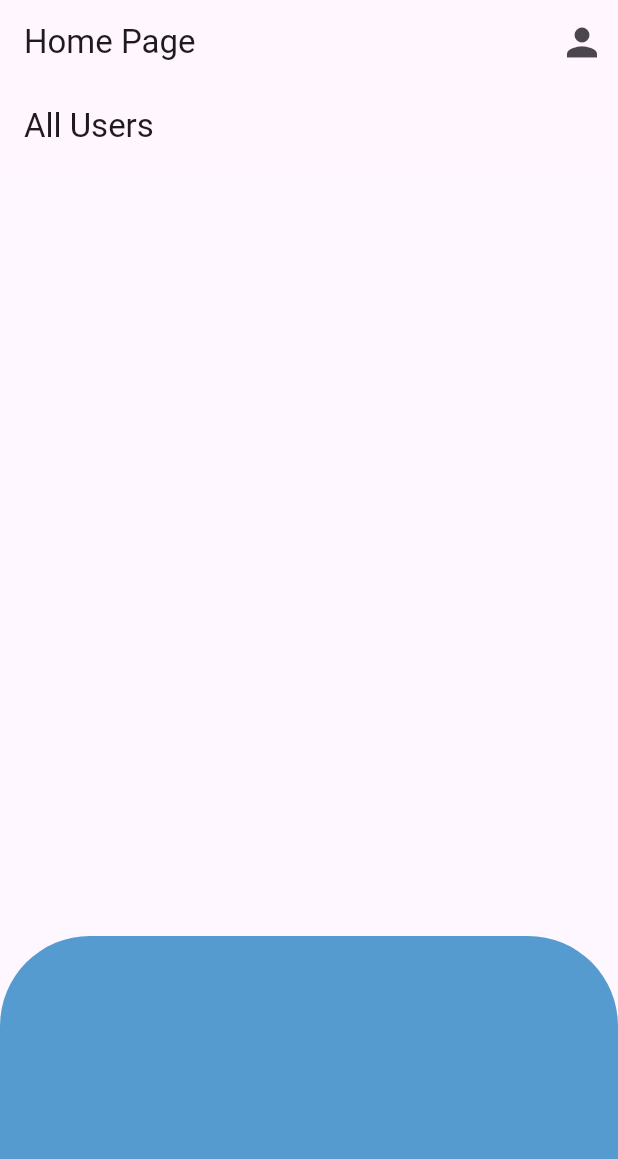
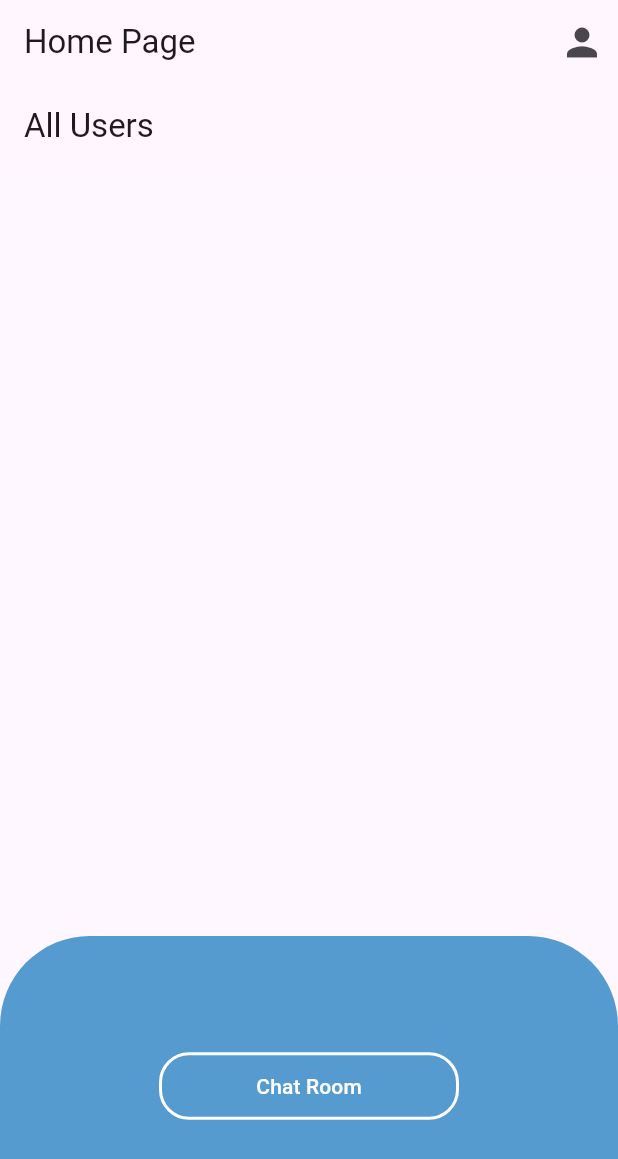
Before and after one commit to YChaoWang/LightWeight_Chat_App, a Flutter app: the screen it shows once a user with an empty profile is signed in, on a phone screen of 412 x 824 dp. Shown: the top 1159 px of the screen. Run offline on Flutter 3.47's test engine with Material 3 defaults, Android fonts, the phone set to English and light mode, and no system bars; our stand-ins replace cloud_firestore, firebase_auth, firebase_core, firebase_storage, image_picker; accounts and stored records are empty.

```diff
--- a/lib/main.dart
+++ b/lib/main.dart
@@ -46,7 +46,7 @@ class App extends StatelessWidget {
           final args =
               ModalRoute.of(ctx)!.settings.arguments as Map<String, dynamic>;
           final otherUserId = args['otherUserId'] as String;
-          return ChatScreen(otherUserId: otherUserId);
+          return ChatScreen();
         }
         //添加 '/chat' 路由，指向 ChatScreen
       },
--- a/lib/screens/home.dart
+++ b/lib/screens/home.dart
@@ -44,26 +44,25 @@ class _HomePageState extends State<HomePage> {
               child: Column(
                 mainAxisAlignment: MainAxisAlignment.center,
                 children: [
-                  // OutlinedButton(
-                  //     style: OutlinedButton.styleFrom(
-                  //       minimumSize: Size(200, 45),
-                  //       shape: RoundedRectangleBorder(
-                  //         borderRadius: BorderRadius.circular(20),
-                  //       ),
-                  //       foregroundColor: Colors.white,
-                  //       side: const BorderSide(color: Colors.white, width: 2),
-                  //     ),
-                  //     // onPressed: _otherUserId != null
-                  //     //     ? () {
-                  //     //         Navigator.of(context).push(MaterialPageRoute(
-                  //     //             builder: (ctx) =>
-                  //     //                 ChatScreen(otherUserId: _otherUserId!)));
-                  //     //       }
-                  //     //     : null,
-                  //     child: const Text(
-                  //       'Chat Room',
-                  //       style: TextStyle(color: Colors.white),
-                  //     )),
+                  OutlinedButton(
+                      style: OutlinedButton.styleFrom(
+                        minimumSize: Size(200, 45),
+                        shape: RoundedRectangleBorder(
+                          borderRadius: BorderRadius.circular(20),
+                        ),
+                        foregroundColor: Colors.white,
+                        side: const BorderSide(color: Colors.white, width: 2),
+                      ),
+                      onPressed: _otherUserId != null
+                          ? () {
+                              Navigator.of(context).push(MaterialPageRoute(
+                                  builder: (ctx) => ChatScreen()));
+                            }
+                          : null,
+                      child: const Text(
+                        'Chat Room',
+                        style: TextStyle(color: Colors.white),
+                      )),
                 ],
               ),
             ),
```
Also changed, not shown: lib/screens/chat.dart (+5 -4 lines), lib/widgets/allusers.dart (+1 -9 lines), lib/widgets/chat_messages.dart (+3 -10 lines), lib/widgets/new_messages.dart (+5 -6 lines), 11 other files.
